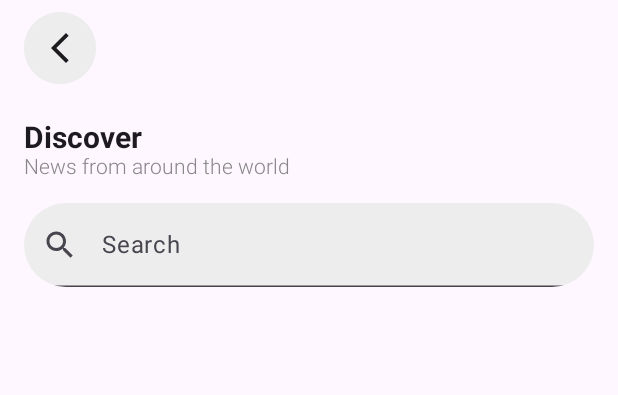
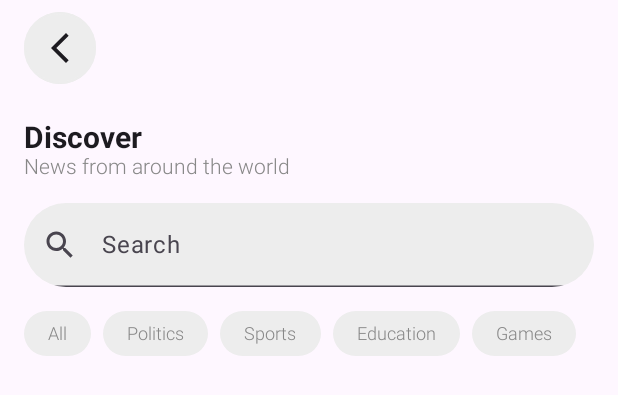
Before and after one commit to edgarmuyomba/kotlinBlog, an Android app built with Jetpack Compose: the @Preview function SearchPagePreview, on a phone screen of 412 x 824 dp. Shown: the top 395 px of the screen. Run offline under Robolectric (Android 15) with nearby library versions, the phone set to English and light mode, and no system bars.

```diff
--- a/app/src/main/java/com/example/kotlinblog/state/HomeViewModel.kt
+++ b/app/src/main/java/com/example/kotlinblog/state/HomeViewModel.kt
@@ -36,7 +36,7 @@ class HomeViewModel(private val newsRepository: NewsRepository) : ViewModel() {
                 Log.e("HomeViewModel", e.toString())
                 _breakingNews.value = BlogUiState.Error("Failed to load breaking news. Try again")
                 _recommendedNews.value =
-                    BlogUiState.Error("Failed to load breaking news. Try again")
+                    BlogUiState.Error("Failed to load recommended news. Try again")
             }
         }
     }
--- a/app/src/main/java/com/example/kotlinblog/ui/layout/search/SearchPage.kt
+++ b/app/src/main/java/com/example/kotlinblog/ui/layout/search/SearchPage.kt
@@ -2,12 +2,15 @@ package com.example.kotlinblog.ui.layout.search
 
 import androidx.compose.foundation.background
 import androidx.compose.foundation.border
+import androidx.compose.foundation.layout.Arrangement
 import androidx.compose.foundation.layout.Box
 import androidx.compose.foundation.layout.Column
+import androidx.compose.foundation.layout.Row
 import androidx.compose.foundation.layout.Spacer
 import androidx.compose.foundation.layout.fillMaxWidth
 import androidx.compose.foundation.layout.height
 import androidx.compose.foundation.layout.padding
+import androidx.compose.foundation.lazy.LazyRow
 import androidx.compose.foundation.shape.RoundedCornerShape
 import androidx.compose.material.icons.Icons
 import androidx.compose.material.icons.filled.ArrowBackIosNew
@@ -15,7 +18,6 @@ import androidx.compose.material.icons.filled.Search
 import androidx.compose.material3.ExperimentalMaterial3Api
 import androidx.compose.material3.Icon
 import androidx.compose.material3.IconButton
-import androidx.compose.material3.MaterialTheme
 import androidx.compose.material3.Scaffold
 import androidx.compose.material3.Text
 import androidx.compose.material3.TextField
@@ -71,6 +73,7 @@ fun SearchPage(modifier: Modifier = Modifier) {
             )
             Spacer(modifier = Modifier.height(16.dp))
             SearchField()
+            Tags()
         }
 
     }
@@ -98,6 +101,21 @@ fun SearchField(modifier: Modifier = Modifier) {
     )
 }
 
+@Composable
+fun Tags(modifier: Modifier = Modifier) {
+
+    val _tags = listOf("All", "Politics", "Sports", "Education", "Games")
+
+    LazyRow(
+        modifier = modifier.padding(vertical = 16.dp),
+        horizontalArrangement = Arrangement.spacedBy(8.dp),
+    ) {
+        items(_tags.size) { index ->
+            TagCard(text = _tags[index], selected = false)
+        }
+    }
+}
+
 @Preview
 @Composable
 fun SearchPagePreview() {
--- /dev/null
+++ b/app/src/main/java/com/example/kotlinblog/ui/layout/search/TagCard.kt
@@ -0,0 +1,41 @@
+package com.example.kotlinblog.ui.layout.search
+
+import androidx.compose.foundation.background
+import androidx.compose.foundation.border
+import androidx.compose.foundation.layout.Box
+import androidx.compose.foundation.layout.padding
+import androidx.compose.foundation.shape.RoundedCornerShape
+import androidx.compose.material3.Text
+import androidx.compose.runtime.Composable
+import androidx.compose.ui.Modifier
+import androidx.compose.ui.draw.clip
+import androidx.compose.ui.graphics.Color
+import androidx.compose.ui.text.TextStyle
+import androidx.compose.ui.text.font.FontWeight
+import androidx.compose.ui.unit.dp
+import androidx.compose.ui.unit.sp
+
+@Composable
+fun TagCard(text: String, selected: Boolean, modifier: Modifier = Modifier) {
+    Box(
+        modifier = modifier
+            .border(
+                0.dp, shape = RoundedCornerShape(50.dp), color = Color.Transparent
+            )
+            .clip(RoundedCornerShape(50.dp))
+            .background(
+                color = if (selected) Color(0xff2668d1) else Color(0xffededed)
+            )
+    ) {
+        Text(
+            text = text,
+            style = TextStyle(
+                fontSize = 12.sp,
+                fontWeight = FontWeight.Light,
+                color = if (selected) Color.White else Color.Gray
+            ),
+            modifier = Modifier.padding(horizontal = 16.dp, vertical = 8.dp)
+
+        )
+    }
+}
```
Also changed, not shown: app/src/main/java/com/example/kotlinblog/data/NewsRepository.kt (+10 -2 lines), app/src/main/java/com/example/kotlinblog/network/NewsApiService.kt (+7 -2 lines), app/src/main/java/com/example/kotlinblog/state/SearchViewModel.kt (added, +70 -0 lines).
